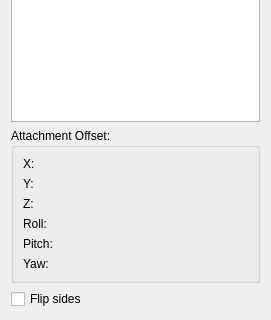
First picture: the form in src/Mod/Part/Gui/TaskAttacher.ui, repository berndhahnebach/All_FreeCAD, before the edit; both pictures show x 0 to 271 and y 284 to 604 of the 271 by 604 pixel window.
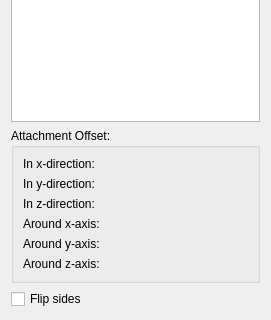
Second picture: the form after the edit. Custom widgets are drawn as their Qt base class.

Diff of the .ui file:
```diff
--- a/src/Mod/Part/Gui/TaskAttacher.ui
+++ b/src/Mod/Part/Gui/TaskAttacher.ui
@@ -133,7 +133,7 @@
          </sizepolicy>
         </property>
         <property name="text">
-         <string>X:</string>
+         <string>In x-direction:</string>
         </property>
         <property name="buddy">
          <cstring>labelOffset</cstring>
@@ -149,7 +149,7 @@
          </sizepolicy>
         </property>
         <property name="text">
-         <string>Y:</string>
+         <string>In y-direction:</string>
         </property>
        </widget>
       </item>
@@ -182,7 +182,7 @@
          </sizepolicy>
         </property>
         <property name="text">
-         <string>Z:</string>
+         <string>In z-direction:</string>
         </property>
        </widget>
       </item>
@@ -215,7 +215,7 @@
          </sizepolicy>
         </property>
         <property name="text">
-         <string>Roll:</string>
+         <string>Around x-axis:</string>
         </property>
        </widget>
       </item>
@@ -228,7 +228,7 @@
          </sizepolicy>
         </property>
         <property name="text">
-         <string>Pitch:</string>
+         <string>Around y-axis:</string>
         </property>
        </widget>
       </item>
@@ -241,7 +241,7 @@
          </sizepolicy>
         </property>
         <property name="text">
-         <string>Yaw:</string>
+         <string>Around z-axis:</string>
         </property>
        </widget>
       </item>
```
